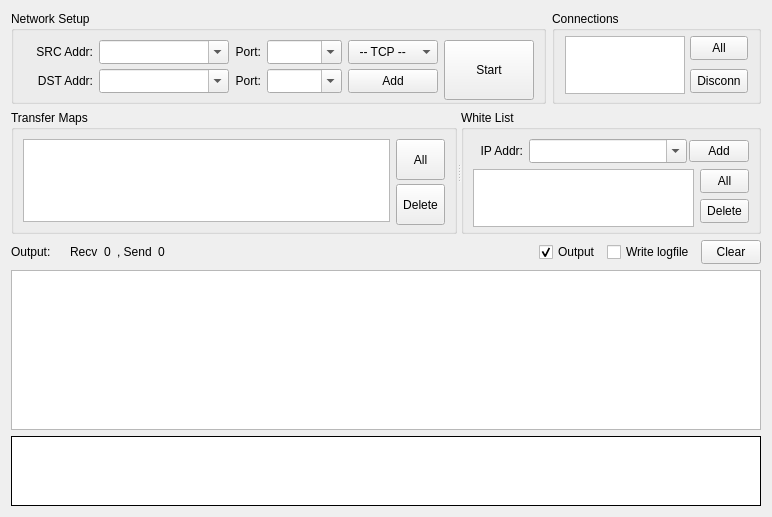
Above: transferform.ui from davidwudv/TCP-UDP-transferrer before the change. Below: the same form after it.
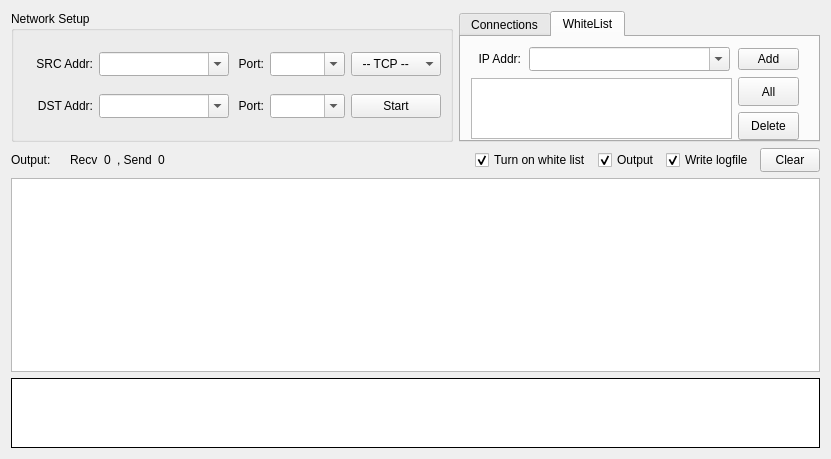
That is the form after the change. The open tabs and pages were chosen to show the change.

The edit to the form file:
```diff
--- a/transferform.ui
+++ b/transferform.ui
@@ -6,14 +6,14 @@
    <rect>
     <x>0</x>
     <y>0</y>
-    <width>772</width>
-    <height>517</height>
+    <width>831</width>
+    <height>459</height>
    </rect>
   </property>
   <property name="minimumSize">
    <size>
-    <width>0</width>
-    <height>0</height>
+    <width>831</width>
+    <height>459</height>
    </size>
   </property>
   <property name="windowTitle">
@@ -22,9 +22,9 @@
   <property name="locale">
    <locale language="C" country="AnyCountry"/>
   </property>
-  <layout class="QGridLayout" name="gridLayout_5">
-   <item row="0" column="0">
-    <layout class="QHBoxLayout" name="horizontalLayout">
+  <layout class="QVBoxLayout" name="verticalLayout_3">
+   <item>
+    <layout class="QHBoxLayout" name="horizontalLayout_4">
      <item>
       <widget class="QGroupBox" name="box1">
        <property name="sizePolicy">
@@ -42,16 +42,29 @@
        <property name="maximumSize">
         <size>
          <width>16777215</width>
-         <height>16777215</height>
+         <height>131</height>
         </size>
        </property>
        <property name="title">
         <string>Network Setup</string>
        </property>
-       <layout class="QGridLayout" name="gridLayout_4">
-        <item row="0" column="0">
-         <layout class="QGridLayout" name="gridLayout">
-          <item row="0" column="0">
+       <layout class="QVBoxLayout" name="verticalLayout">
+        <item>
+         <spacer name="verticalSpacer_2">
+          <property name="orientation">
+           <enum>Qt::Vertical</enum>
+          </property>
+          <property name="sizeHint" stdset="0">
+           <size>
+            <width>418</width>
+            <height>5</height>
+           </size>
+          </property>
+         </spacer>
+        </item>
+        <item>
+         <layout class="QHBoxLayout" name="horizontalLayout">
+          <item>
            <widget class="QLabel" name="lab1">
             <property name="sizePolicy">
              <sizepolicy hsizetype="Preferred" vsizetype="Preferred">
@@ -82,7 +95,7 @@
             </property>
            </widget>
           </item>
-          <item row="0" column="1">
+          <item>
            <widget class="QComboBox" name="cmbSrcAddr">
             <property name="sizePolicy">
              <sizepolicy hsizetype="Fixed" vsizetype="Fixed">
@@ -110,7 +123,7 @@
             </property>
            </widget>
           </item>
-          <item row="0" column="2">
+          <item>
            <widget class="QLabel" name="lab2">
             <property name="sizePolicy">
              <sizepolicy hsizetype="Preferred" vsizetype="Preferred">
@@ -126,7 +139,7 @@
             </property>
            </widget>
           </item>
-          <item row="0" column="3">
+          <item>
            <widget class="QComboBox" name="cmbSrcPort">
             <property name="sizePolicy">
              <sizepolicy hsizetype="Fixed" vsizetype="Fixed">
@@ -154,7 +167,7 @@
             </property>
            </widget>
           </item>
-          <item row="0" column="4">
+          <item>
            <widget class="QComboBox" name="cmbType">
             <property name="sizePolicy">
              <sizepolicy hsizetype="Fixed" vsizetype="Fixed">
@@ -186,38 +199,24 @@
             </item>
            </widget>
           </item>
-          <item row="0" column="5" rowspan="2">
-           <widget class="QToolButton" name="btnTrigger">
-            <property name="sizePolicy">
-             <sizepolicy hsizetype="Fixed" vsizetype="Fixed">
-              <horstretch>0</horstretch>
-              <verstretch>0</verstretch>
-             </sizepolicy>
-            </property>
-            <property name="minimumSize">
+         </layout>
+        </item>
+        <item>
+         <spacer name="verticalSpacer">
+          <property name="orientation">
+           <enum>Qt::Vertical</enum>
+          </property>
+          <property name="sizeHint" stdset="0">
              <size>
-              <width>90</width>
-              <height>60</height>
-             </size>
-            </property>
-            <property name="maximumSize">
-             <size>
-              <width>90</width>
-              <height>100</height>
-             </size>
-            </property>
-            <property name="statusTip">
-             <string/>
-            </property>
-            <property name="text">
-             <string>Start</string>
-            </property>
-            <property name="checkable">
-             <bool>true</bool>
-            </property>
-           </widget>
-          </item>
-          <item row="1" column="0">
+            <width>17</width>
+            <height>4</height>
+           </size>
+          </property>
+         </spacer>
+        </item>
+        <item>
+         <layout class="QHBoxLayout" name="horizontalLayout_3">
+          <item>
            <widget class="QLabel" name="lab3">
             <property name="sizePolicy">
              <sizepolicy hsizetype="Preferred" vsizetype="Preferred">
@@ -248,7 +247,7 @@
             </property>
            </widget>
           </item>
-          <item row="1" column="1">
+          <item>
            <widget class="QComboBox" name="cmbDstAddr">
             <property name="sizePolicy">
              <sizepolicy hsizetype="Fixed" vsizetype="Fixed">
@@ -276,7 +275,7 @@
             </property>
            </widget>
           </item>
-          <item row="1" column="2">
+          <item>
            <widget class="QLabel" name="lab4">
             <property name="sizePolicy">
              <sizepolicy hsizetype="Preferred" vsizetype="Preferred">
@@ -292,7 +291,7 @@
             </property>
            </widget>
           </item>
-          <item row="1" column="3">
+          <item>
            <widget class="QComboBox" name="cmbDstPort">
             <property name="sizePolicy">
              <sizepolicy hsizetype="Fixed" vsizetype="Fixed">
@@ -320,8 +319,8 @@
             </property>
            </widget>
           </item>
-          <item row="1" column="4">
-           <widget class="QToolButton" name="btnAddIPMap">
+          <item>
+           <widget class="QToolButton" name="btnTrigger">
             <property name="sizePolicy">
              <sizepolicy hsizetype="Fixed" vsizetype="Fixed">
               <horstretch>0</horstretch>
@@ -337,64 +336,54 @@
             <property name="maximumSize">
              <size>
               <width>90</width>
-              <height>24</height>
+              <height>100</height>
              </size>
             </property>
             <property name="statusTip">
              <string/>
             </property>
             <property name="text">
-             <string>Add</string>
+             <string>Start</string>
             </property>
             <property name="checkable">
-             <bool>false</bool>
+             <bool>true</bool>
             </property>
            </widget>
           </item>
          </layout>
-        </item>
-       </layout>
-      </widget>
      </item>
      <item>
-      <widget class="QGroupBox" name="box2">
-       <property name="sizePolicy">
-        <sizepolicy hsizetype="Expanding" vsizetype="Fixed">
-         <horstretch>0</horstretch>
-         <verstretch>0</verstretch>
-        </sizepolicy>
-       </property>
-       <property name="minimumSize">
+         <spacer name="verticalSpacer_3">
+          <property name="orientation">
+           <enum>Qt::Vertical</enum>
+          </property>
+          <property name="sizeHint" stdset="0">
         <size>
-         <width>0</width>
-         <height>93</height>
-        </size>
-       </property>
+            <width>17</width>
+            <height>5</height>
+           </size>
+          </property>
+         </spacer>
+        </item>
+       </layout>
+      </widget>
+     </item>
+     <item>
+      <widget class="QTabWidget" name="tabWidget">
        <property name="maximumSize">
         <size>
          <width>16777215</width>
-         <height>93</height>
+         <height>131</height>
         </size>
        </property>
-       <property name="title">
+       <property name="currentIndex">
+        <number>0</number>
+       </property>
+       <widget class="QWidget" name="tab_connections">
+        <attribute name="title">
         <string>Connections</string>
-       </property>
-       <layout class="QHBoxLayout" name="lay8">
-        <property name="spacing">
-         <number>5</number>
-        </property>
-        <property name="leftMargin">
-         <number>10</number>
-        </property>
-        <property name="topMargin">
-         <number>5</number>
-        </property>
-        <property name="rightMargin">
-         <number>10</number>
-        </property>
-        <property name="bottomMargin">
-         <number>10</number>
-        </property>
+        </attribute>
+        <layout class="QHBoxLayout" name="horizontalLayout_2">
         <item>
          <widget class="QListWidget" name="lstConn">
           <property name="sizePolicy">
@@ -412,7 +401,7 @@
           <property name="maximumSize">
            <size>
             <width>16777215</width>
-            <height>58</height>
+             <height>16777215</height>
            </size>
           </property>
           <property name="verticalScrollBarPolicy">
@@ -463,7 +452,7 @@
             <property name="maximumSize">
              <size>
               <width>16777215</width>
-              <height>24</height>
+               <height>100</height>
              </size>
             </property>
             <property name="text">
@@ -488,7 +477,7 @@
             <property name="maximumSize">
              <size>
               <width>16777215</width>
-              <height>24</height>
+               <height>100</height>
              </size>
             </property>
             <property name="text">
@@ -500,162 +489,21 @@
         </item>
        </layout>
       </widget>
-     </item>
-    </layout>
-   </item>
-   <item row="1" column="0">
-    <widget class="QSplitter" name="splitter">
-     <property name="orientation">
-      <enum>Qt::Horizontal</enum>
-     </property>
-     <widget class="QGroupBox" name="box4">
-      <property name="sizePolicy">
-       <sizepolicy hsizetype="Expanding" vsizetype="Fixed">
-        <horstretch>0</horstretch>
-        <verstretch>0</verstretch>
-       </sizepolicy>
-      </property>
-      <property name="minimumSize">
-       <size>
-        <width>0</width>
-        <height>124</height>
-       </size>
-      </property>
-      <property name="maximumSize">
-       <size>
-        <width>16777215</width>
+       <widget class="QWidget" name="tab_whiteList">
+        <attribute name="title">
+         <string>WhiteList</string>
+        </attribute>
+        <widget class="QWidget" name="layoutWidget">
+         <property name="geometry">
+          <rect>
+           <x>10</x>
+           <y>10</y>
+           <width>330</width>
         <height>93</height>
-       </size>
-      </property>
-      <property name="title">
-       <string>Transfer Maps</string>
-      </property>
-      <layout class="QGridLayout" name="gridLayout_3">
+          </rect>
+         </property>
+         <layout class="QGridLayout" name="gridLayout">
        <item row="0" column="0">
-        <widget class="QListWidget" name="lstTransferMaps">
-         <property name="sizePolicy">
-          <sizepolicy hsizetype="Expanding" vsizetype="Fixed">
-           <horstretch>0</horstretch>
-           <verstretch>0</verstretch>
-          </sizepolicy>
-         </property>
-         <property name="minimumSize">
-          <size>
-           <width>0</width>
-           <height>58</height>
-          </size>
-         </property>
-         <property name="maximumSize">
-          <size>
-           <width>16777215</width>
-           <height>16777215</height>
-          </size>
-         </property>
-         <property name="verticalScrollBarPolicy">
-          <enum>Qt::ScrollBarAlwaysOff</enum>
-         </property>
-         <property name="horizontalScrollBarPolicy">
-          <enum>Qt::ScrollBarAlwaysOff</enum>
-         </property>
-         <property name="editTriggers">
-          <set>QAbstractItemView::NoEditTriggers</set>
-         </property>
-         <property name="showDropIndicator" stdset="0">
-          <bool>false</bool>
-         </property>
-         <property name="selectionMode">
-          <enum>QAbstractItemView::MultiSelection</enum>
-         </property>
-         <property name="selectionBehavior">
-          <enum>QAbstractItemView::SelectRows</enum>
-         </property>
-         <property name="selectionRectVisible">
-          <bool>false</bool>
-         </property>
-        </widget>
-       </item>
-       <item row="0" column="1">
-        <layout class="QVBoxLayout" name="verticalLayout_2">
-         <item>
-          <widget class="QToolButton" name="btnSelectAllTransferMap">
-           <property name="sizePolicy">
-            <sizepolicy hsizetype="Preferred" vsizetype="Fixed">
-             <horstretch>0</horstretch>
-             <verstretch>0</verstretch>
-            </sizepolicy>
-           </property>
-           <property name="minimumSize">
-            <size>
-             <width>0</width>
-             <height>41</height>
-            </size>
-           </property>
-           <property name="maximumSize">
-            <size>
-             <width>16777215</width>
-             <height>16777215</height>
-            </size>
-           </property>
-           <property name="text">
-            <string>All</string>
-           </property>
-          </widget>
-         </item>
-         <item>
-          <widget class="QToolButton" name="btnTransferMapDel">
-           <property name="sizePolicy">
-            <sizepolicy hsizetype="Preferred" vsizetype="Fixed">
-             <horstretch>0</horstretch>
-             <verstretch>0</verstretch>
-            </sizepolicy>
-           </property>
-           <property name="minimumSize">
-            <size>
-             <width>0</width>
-             <height>41</height>
-            </size>
-           </property>
-           <property name="maximumSize">
-            <size>
-             <width>16777215</width>
-             <height>16777215</height>
-            </size>
-           </property>
-           <property name="text">
-            <string>Delete</string>
-           </property>
-          </widget>
-         </item>
-        </layout>
-       </item>
-      </layout>
-     </widget>
-     <widget class="QGroupBox" name="box3">
-      <property name="sizePolicy">
-       <sizepolicy hsizetype="Expanding" vsizetype="Fixed">
-        <horstretch>0</horstretch>
-        <verstretch>0</verstretch>
-       </sizepolicy>
-      </property>
-      <property name="minimumSize">
-       <size>
-        <width>0</width>
-        <height>93</height>
-       </size>
-      </property>
-      <property name="maximumSize">
-       <size>
-        <width>300</width>
-        <height>16777215</height>
-       </size>
-      </property>
-      <property name="title">
-       <string>White List</string>
-      </property>
-      <layout class="QGridLayout" name="gridLayout_2">
-       <item row="0" column="0">
-        <layout class="QHBoxLayout" name="horizontalLayout_4">
-         <item>
           <widget class="QLabel" name="lab1_2">
            <property name="sizePolicy">
             <sizepolicy hsizetype="Preferred" vsizetype="Preferred">
@@ -672,7 +520,7 @@
            <property name="maximumSize">
             <size>
              <width>40</width>
-             <height>16777215</height>
+              <height>16</height>
             </size>
            </property>
            <property name="contextMenuPolicy">
@@ -692,7 +540,7 @@
            </property>
           </widget>
          </item>
-         <item>
+          <item row="0" column="1">
           <widget class="QComboBox" name="cmbWhiteIPAddr">
            <property name="sizePolicy">
             <sizepolicy hsizetype="Fixed" vsizetype="Fixed">
@@ -702,7 +550,7 @@
            </property>
            <property name="minimumSize">
             <size>
-             <width>158</width>
+              <width>201</width>
              <height>24</height>
             </size>
            </property>
@@ -720,17 +568,17 @@
            </property>
           </widget>
          </item>
-         <item>
+          <item row="0" column="2">
           <widget class="QPushButton" name="btnAddWhiteIP">
            <property name="minimumSize">
             <size>
-             <width>60</width>
+              <width>55</width>
              <height>0</height>
             </size>
            </property>
            <property name="maximumSize">
             <size>
-             <width>55</width>
+              <width>61</width>
              <height>16777215</height>
             </size>
            </property>
@@ -739,11 +587,7 @@
            </property>
           </widget>
          </item>
-        </layout>
-       </item>
-       <item row="1" column="0">
-        <layout class="QHBoxLayout" name="horizontalLayout_3">
-         <item>
+          <item row="1" column="0" rowspan="2" colspan="2">
           <widget class="QListWidget" name="lstWhiteList">
            <property name="sizePolicy">
             <sizepolicy hsizetype="Expanding" vsizetype="Fixed">
@@ -753,14 +597,14 @@
            </property>
            <property name="minimumSize">
             <size>
-             <width>0</width>
-             <height>58</height>
+              <width>261</width>
+              <height>0</height>
             </size>
            </property>
            <property name="maximumSize">
             <size>
              <width>16777215</width>
-             <height>16777215</height>
+              <height>61</height>
             </size>
            </property>
            <property name="verticalScrollBarPolicy">
@@ -786,9 +630,7 @@
            </property>
           </widget>
          </item>
-         <item>
-          <layout class="QVBoxLayout" name="verticalLayout">
-           <item>
+          <item row="1" column="2">
             <widget class="QToolButton" name="btnSelectAllWhiteList">
              <property name="sizePolicy">
               <sizepolicy hsizetype="Preferred" vsizetype="Fixed">
@@ -798,14 +640,14 @@
              </property>
              <property name="minimumSize">
               <size>
-               <width>0</width>
+              <width>55</width>
                <height>24</height>
               </size>
              </property>
              <property name="maximumSize">
               <size>
-               <width>16777215</width>
-               <height>24</height>
+              <width>61</width>
+              <height>100</height>
               </size>
              </property>
              <property name="text">
@@ -813,7 +655,7 @@
              </property>
             </widget>
            </item>
-           <item>
+          <item row="2" column="2">
             <widget class="QToolButton" name="btnWhiteListIPDel">
              <property name="sizePolicy">
               <sizepolicy hsizetype="Preferred" vsizetype="Fixed">
@@ -829,8 +671,8 @@
              </property>
              <property name="maximumSize">
               <size>
-               <width>16777215</width>
-               <height>24</height>
+              <width>61</width>
+              <height>100</height>
               </size>
              </property>
              <property name="text">
@@ -839,14 +681,15 @@
             </widget>
            </item>
           </layout>
-         </item>
-        </layout>
-       </item>
-      </layout>
-     </widget>
-    </widget>
-   </item>
-   <item row="2" column="0">
+        </widget>
+       </widget>
+      </widget>
+     </item>
+    </layout>
+   </item>
+   <item>
+    <layout class="QVBoxLayout" name="verticalLayout_2">
+     <item>
     <layout class="QHBoxLayout" name="horizontalLayout_5">
      <item>
       <widget class="QLabel" name="lab8">
@@ -914,6 +757,16 @@
        </property>
       </spacer>
      </item>
+       <item>
+        <widget class="QCheckBox" name="checkBox_turnOnWhiteList">
+         <property name="text">
+          <string>Turn on white list</string>
+         </property>
+         <property name="checked">
+          <bool>true</bool>
+         </property>
+        </widget>
+       </item>
      <item>
       <widget class="QCheckBox" name="CheckBox_Output">
        <property name="text">
@@ -929,6 +782,9 @@
        <property name="text">
         <string>Write logfile</string>
        </property>
+         <property name="checked">
+          <bool>true</bool>
+         </property>
       </widget>
      </item>
      <item>
@@ -952,7 +808,7 @@
      </item>
     </layout>
    </item>
-   <item row="3" column="0">
+     <item>
     <widget class="QTreeWidget" name="treeOutput">
      <property name="sizePolicy">
       <sizepolicy hsizetype="Expanding" vsizetype="Preferred">
@@ -1000,7 +856,7 @@
      </column>
     </widget>
    </item>
-   <item row="4" column="0">
+     <item>
     <widget class="QPlainTextEdit" name="txtOutput">
      <property name="sizePolicy">
       <sizepolicy hsizetype="Expanding" vsizetype="Fixed">
@@ -1047,6 +903,8 @@
     </widget>
    </item>
   </layout>
+   </item>
+  </layout>
  </widget>
  <tabstops>
   <tabstop>cmbSrcAddr</tabstop>
```
Left out of the diff: 12 changed lines with no effect on the pictures. Lines whose indentation alone changed are shown as unchanged.
